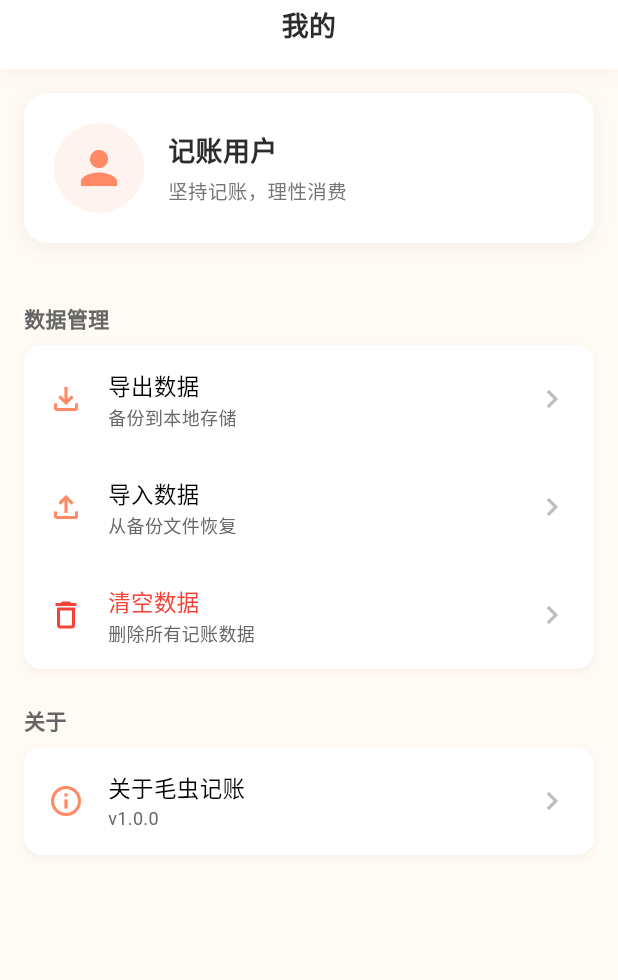
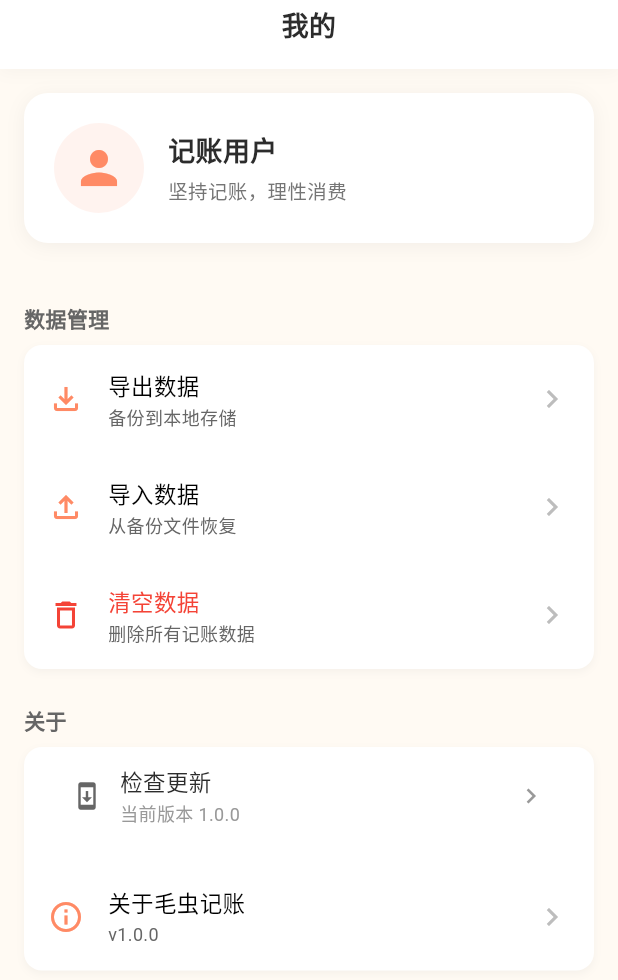
Before and after one commit to mojiexuan/chenille-comptabilite, a Flutter app: the ProfilePage widget shown alone on an empty page, opened directly, on a phone screen of 412 x 824 dp. Shown: the top 980 px of the screen. Run offline on Flutter 3.47's test engine with Material 3 defaults, Android fonts, the phone set to English and light mode, and no system bars; our stand-ins replace dio, file_picker, fl_chart, package_info_plus, permission_handler, shared_preferences; accounts and stored records are empty; network calls fail.

Commit message:
更新依赖项，移除不再使用的包，添加版本服务以支持自动更新检测，优化存储服务以支持布尔值存储。

```diff
--- /dev/null
+++ b/lib/models/version_info.dart
@@ -0,0 +1,45 @@
+/// 版本信息模型
+class VersionInfo {
+  /// 版本号
+  final String name;
+
+  /// 版本代码
+  final int code;
+
+  /// 更新内容
+  final String content;
+
+  VersionInfo({
+    required this.name,
+    required this.code,
+    required this.content,
+  });
+
+  /// 从JSON创建对象
+  factory VersionInfo.fromJson(Map<String, dynamic> json) {
+    return VersionInfo(
+      name: json['name'] as String,
+      code: json['code'] as int,
+      content: json['content'] as String,
+    );
+  }
+
+  /// 转换为JSON
+  Map<String, dynamic> toJson() {
+    return {
+      'name': name,
+      'code': code,
+      'content': content,
+    };
+  }
+
+  /// 比较版本号（是否有新版本）
+  bool isNewerThan(int currentCode) {
+    return code > currentCode;
+  }
+
+  @override
+  String toString() {
+    return 'VersionInfo{name: $name, code: $code, content: $content}';
+  }
+}
--- a/lib/pages/profile/profile_page.dart
+++ b/lib/pages/profile/profile_page.dart
@@ -7,6 +7,7 @@ import 'package:chenille_comptabilite/pages/profile/handlers/profile_action_hand
 import 'package:chenille_comptabilite/pages/profile/widgets/user_info_card.dart';
 import 'package:chenille_comptabilite/pages/profile/widgets/profile_section.dart';
 import 'package:chenille_comptabilite/pages/profile/widgets/profile_menu_item.dart';
+import 'package:chenille_comptabilite/widgets/update_checker_button.dart';
 
 /// 我的页面
 class ProfilePage extends StatelessWidget {
@@ -62,6 +63,12 @@ class ProfilePage extends StatelessWidget {
                 ProfileSection(
                   title: '关于',
                   children: [
+                    // 检查更新按钮
+                    const Padding(
+                      padding: EdgeInsets.symmetric(horizontal: 16),
+                      child: UpdateCheckerButton(),
+                    ),
+                    const SizedBox(height: 12),
                     ProfileMenuItem(
                       icon: Icons.info_outline,
                       title: '关于毛虫记账',
--- /dev/null
+++ b/lib/services/version_service.dart
@@ -0,0 +1,150 @@
+import 'package:flutter/foundation.dart';
+import 'package:chenille_comptabilite/models/version_info.dart';
+import 'package:chenille_comptabilite/services/storage_service.dart';
+import 'package:chenille_comptabilite/services/version_api_service.dart';
+import 'package:package_info_plus/package_info_plus.dart';
+
+/// 版本管理服务
+class VersionService {
+  static final VersionService _instance = VersionService._internal();
+  factory VersionService() => _instance;
+  VersionService._internal();
+
+  final VersionApiService _apiService = VersionApiService();
+
+  /// 存储键
+  static const String _keyLastCheckDate = 'last_check_update_date';
+  static const String _keyLatestVersion = 'latest_version_info';
+  static const String _keyHasNewVersion = 'has_new_version';
+
+  /// 当前应用版本信息
+  String? _currentVersion;
+  int? _currentVersionCode;
+
+  /// 最新版本信息
+  VersionInfo? _latestVersionInfo;
+
+  /// 是否有新版本
+  bool _hasNewVersion = false;
+
+  /// 获取是否有新版本
+  bool get hasNewVersion => _hasNewVersion;
+
+  /// 获取最新版本信息
+  VersionInfo? get latestVersionInfo => _latestVersionInfo;
+
+  /// 获取当前版本号
+  String get currentVersion => _currentVersion ?? '1.0.0';
+
+  /// 获取当前版本代码
+  int get currentVersionCode => _currentVersionCode ?? 1;
+
+  /// 初始化
+  Future<void> init() async {
+    // 获取当前应用版本信息
+    final packageInfo = await PackageInfo.fromPlatform();
+    _currentVersion = packageInfo.version;
+    _currentVersionCode = int.tryParse(packageInfo.buildNumber) ?? 1;
+
+    // 加载缓存的版本信息
+    await _loadCachedVersionInfo();
+
+    debugPrint('[VersionService] 当前版本：$_currentVersion ($currentVersionCode)');
+  }
+
+  /// 加载缓存的版本信息
+  Future<void> _loadCachedVersionInfo() async {
+    final hasNew = StorageService.getBool(_keyHasNewVersion) ?? false;
+    final versionJson = StorageService.getJson(_keyLatestVersion);
+
+    if (versionJson != null) {
+      try {
+        _latestVersionInfo = VersionInfo.fromJson(versionJson);
+        _hasNewVersion = hasNew;
+        debugPrint('[VersionService] 加载缓存版本信息：$_latestVersionInfo');
+      } catch (e) {
+        debugPrint('[VersionService] 解析缓存版本信息失败：$e');
+      }
+    }
+  }
+
+  /// 检查是否需要自动检测更新（每天只检测一次）
+  bool shouldAutoCheck() {
+    final lastCheckDate = StorageService.getString(_keyLastCheckDate);
+    if (lastCheckDate == null) return true;
+
+    final lastCheck = DateTime.tryParse(lastCheckDate);
+    if (lastCheck == null) return true;
+
+    final now = DateTime.now();
+    final today = DateTime(now.year, now.month, now.day);
+    final lastCheckDay =
+        DateTime(lastCheck.year, lastCheck.month, lastCheck.day);
+
+    // 如果不是同一天，则需要检测
+    return !today.isAtSameMomentAs(lastCheckDay);
+  }
+
+  /// 检查更新
+  /// [manual] 是否为手动检查（手动检查会忽略每日限制）
+  Future<bool> checkUpdate({bool manual = false}) async {
+    // 如果是自动检查，判断是否需要检测
+    if (!manual && !shouldAutoCheck()) {
+      debugPrint('[VersionService] 今天已检查过，跳过自动检测');
+      return _hasNewVersion;
+    }
+
+    try {
+      debugPrint('[VersionService] 开始检查更新...');
+
+      final response = await _apiService.checkUpdate();
+
+      if (response.success && response.data != null) {
+        _latestVersionInfo = response.data;
+
+        // 比较版本
+        _hasNewVersion = _latestVersionInfo!.isNewerThan(currentVersionCode);
+
+        // 保存检查时间
+        await StorageService.setString(
+          _keyLastCheckDate,
+          DateTime.now().toIso8601String(),
+        );
+
+        // 保存最新版本信息
+        await StorageService.setJson(
+          _keyLatestVersion,
+          _latestVersionInfo!.toJson(),
+        );
+
+        // 保存是否有新版本
+        await StorageService.setBool(_keyHasNewVersion, _hasNewVersion);
+
+        if (_hasNewVersion) {
+          debugPrint('[VersionService] 发现新版本：${_latestVersionInfo!.name}');
+        } else {
+          debugPrint('[VersionService] 已是最新版本');
+        }
+
+        return _hasNewVersion;
+      } else {
+        debugPrint('[VersionService] 检查更新失败：${response.message}');
+        return false;
+      }
+    } catch (e) {
+      debugPrint('[VersionService] 检查更新异常：$e');
+      return false;
+    }
+  }
+
+  /// 清除新版本标记（用户查看更新详情后可调用）
+  Future<void> clearNewVersionFlag() async {
+    _hasNewVersion = false;
+    await StorageService.setBool(_keyHasNewVersion, false);
+  }
+
+  /// 重置检查时间（用于测试）
+  Future<void> resetCheckTime() async {
+    await StorageService.remove(_keyLastCheckDate);
+  }
+}
--- /dev/null
+++ b/lib/widgets/update_checker_button.dart
@@ -0,0 +1,229 @@
+import 'package:flutter/material.dart';
+import 'package:chenille_comptabilite/config/theme.dart';
+import 'package:chenille_comptabilite/services/version_service.dart';
+import 'package:chenille_comptabilite/widgets/toast.dart';
+
+/// 更新检测按钮组件
+class UpdateCheckerButton extends StatefulWidget {
+  const UpdateCheckerButton({super.key});
+
+  @override
+  State<UpdateCheckerButton> createState() => _UpdateCheckerButtonState();
+}
+
+class _UpdateCheckerButtonState extends State<UpdateCheckerButton> {
+  final VersionService _versionService = VersionService();
+  bool _checking = false;
+
+  @override
+  Widget build(BuildContext context) {
+    final hasNewVersion = _versionService.hasNewVersion;
+
+    return GestureDetector(
+      onTap: _checkUpdate,
+      child: Container(
+        padding: const EdgeInsets.symmetric(horizontal: 16, vertical: 12),
+        decoration: BoxDecoration(
+          color: Colors.white,
+          borderRadius: BorderRadius.circular(AppTheme.borderRadiusMedium),
+        ),
+        child: Row(
+          children: [
+            // 图标
+            Icon(
+              Icons.system_update_outlined,
+              color: AppTheme.textSecondary,
+              size: 20,
+            ),
+            const SizedBox(width: 12),
+            // 文本
+            Expanded(
+              child: Column(
+                crossAxisAlignment: CrossAxisAlignment.start,
+                children: [
+                  Text(
+                    '检查更新',
+                    style: TextStyle(
+                      fontSize: 15,
+                      color: AppTheme.textPrimary,
+                      fontWeight: FontWeight.w500,
+                    ),
+                  ),
+                  const SizedBox(height: 2),
+                  Text(
+                    '当前版本 ${_versionService.currentVersion}',
+                    style: TextStyle(
+                      fontSize: 12,
+                      color: AppTheme.textHint,
+                    ),
+                  ),
+                ],
+              ),
+            ),
+            // 右侧提示
+            if (_checking)
+              const SizedBox(
+                width: 16,
+                height: 16,
+                child: CircularProgressIndicator(strokeWidth: 2),
+              )
+            else if (hasNewVersion)
+              Row(
+                children: [
+                  // 新版本提示文字
+                  Container(
+                    padding: const EdgeInsets.symmetric(
+                      horizontal: 8,
+                      vertical: 4,
+                    ),
+                    decoration: BoxDecoration(
+                      color: AppTheme.expenseColor,
+                      borderRadius: BorderRadius.circular(12),
+                    ),
+                    child: const Text(
+                      '有新版本',
+                      style: TextStyle(
+                        fontSize: 11,
+                        color: Colors.white,
+                        fontWeight: FontWeight.w500,
+                      ),
+                    ),
+                  ),
+                  const SizedBox(width: 8),
+                  // 红点
+                  Container(
+                    width: 8,
+                    height: 8,
+                    decoration: const BoxDecoration(
+                      color: AppTheme.expenseColor,
+                      shape: BoxShape.circle,
+                    ),
+                  ),
+                ],
+              )
+            else
+              Icon(
+                Icons.chevron_right,
+                color: AppTheme.textHint,
+                size: 20,
+              ),
+          ],
+        ),
+      ),
+    );
+  }
+
+  /// 检查更新
+  Future<void> _checkUpdate() async {
+    if (_checking) return;
+
+    setState(() {
+      _checking = true;
+    });
+
+    try {
+      final hasNewVersion = await _versionService.checkUpdate(manual: true);
+
+      if (!mounted) return;
+
+      if (hasNewVersion) {
+        // 有新版本，显示更新详情对话框
+        _showUpdateDialog();
+      } else {
+        // 已是最新版本
+        Toast.show(context, '已是最新版本');
+      }
+    } catch (e) {
+      if (!mounted) return;
+      Toast.show(context, '检查更新失败，请稍后重试');
+    } finally {
+      if (mounted) {
+        setState(() {
+          _checking = false;
+        });
+      }
+    }
+  }
+
+  /// 显示更新详情对话框
+  void _showUpdateDialog() {
+    final latestVersion = _versionService.latestVersionInfo;
+    if (latestVersion == null) return;
+
+    showDialog(
+      context: context,
+      builder: (context) => AlertDialog(
+        title: const Text('发现新版本'),
+        shape: RoundedRectangleBorder(
+          borderRadius: BorderRadius.circular(16),
+        ),
+        content: Column(
+          crossAxisAlignment: CrossAxisAlignment.start,
+          mainAxisSize: MainAxisSize.min,
+          children: [
+            // 版本号
+            Row(
+              mainAxisAlignment: MainAxisAlignment.spaceBetween,
+              children: [
+                Text(
+                  '最新版本：',
+                  style: TextStyle(
+                    fontSize: 14,
+                    color: AppTheme.textSecondary,
+                  ),
+                ),
+                Text(
+                  latestVersion.name,
+                  style: const TextStyle(
+                    fontSize: 14,
+                    color: AppTheme.primaryColor,
+                    fontWeight: FontWeight.w600,
+                  ),
+                ),
+              ],
+            ),
+            const SizedBox(height: 12),
+            // 更新内容
+            Text(
+              '更新内容：',
+              style: TextStyle(
+                fontSize: 14,
+                color: AppTheme.textSecondary,
+              ),
+            ),
+            const SizedBox(height: 8),
+            Container(
+              width: double.infinity,
+              padding: const EdgeInsets.all(12),
+              decoration: BoxDecoration(
+                color: AppTheme.backgroundColor,
+                borderRadius: BorderRadius.circular(AppTheme.borderRadiusSmall),
+              ),
+              child: Text(
+                latestVersion.content,
+                style: TextStyle(
+                  fontSize: 13,
+                  color: AppTheme.textPrimary,
+                  height: 1.5,
+                ),
+              ),
+            ),
+          ],
+        ),
+        actions: [
+          TextButton(
+            onPressed: () {
+              Navigator.of(context).pop();
+              // 清除新版本标记
+              _versionService.clearNewVersionFlag();
+              if (mounted) {
+                setState(() {});
+              }
+            },
+            child: const Text('我知道了'),
+          ),
+        ],
+      ),
+    );
+  }
+}
--- a/pubspec.yaml
+++ b/pubspec.yaml
@@ -41,7 +41,9 @@ dependencies:
 
   # 网络请求
   dio: ^5.4.0
-  connectivity_plus: ^5.0.2
+
+  # 应用信息
+  package_info_plus: ^5.0.1
 
 dev_dependencies:
   flutter_test:
```
Also changed, not shown: lib/pages/splash/splash_page.dart (+19 -0 lines), lib/services/storage_service.dart (+12 -1 lines), lib/services/version_api_service.dart (added, +42 -0 lines), pubspec.lock, 1 other file.
